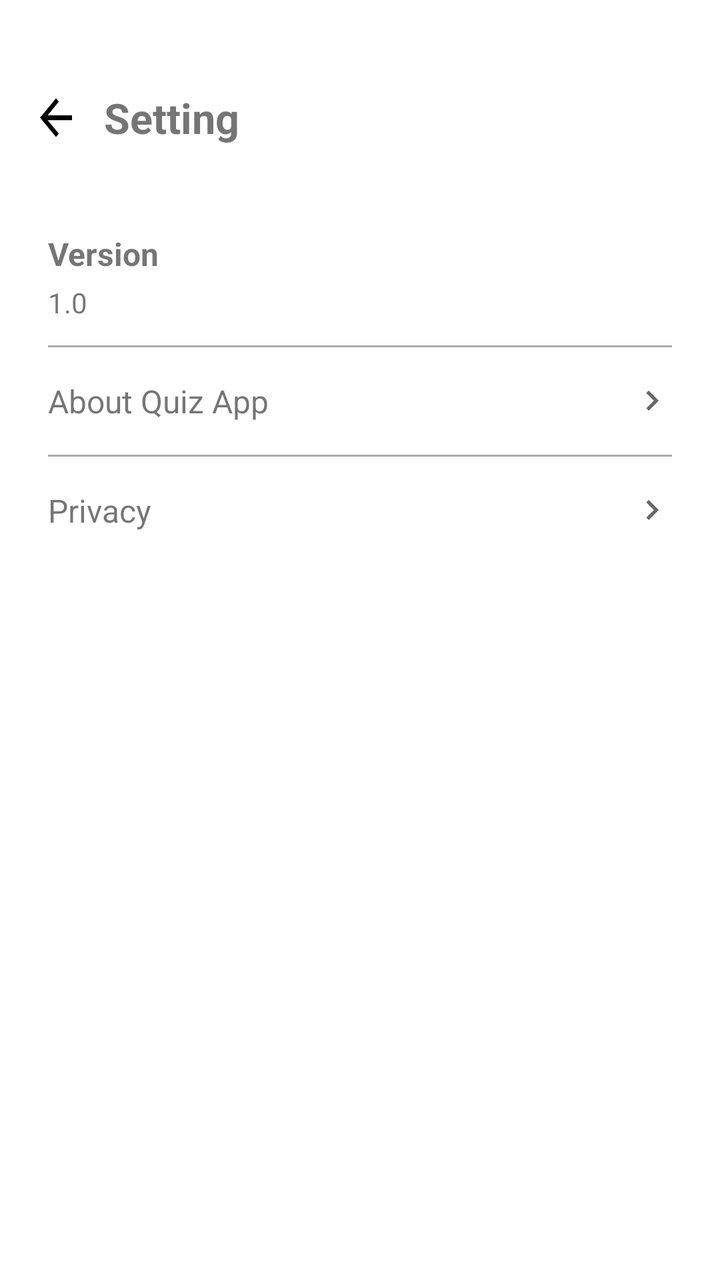
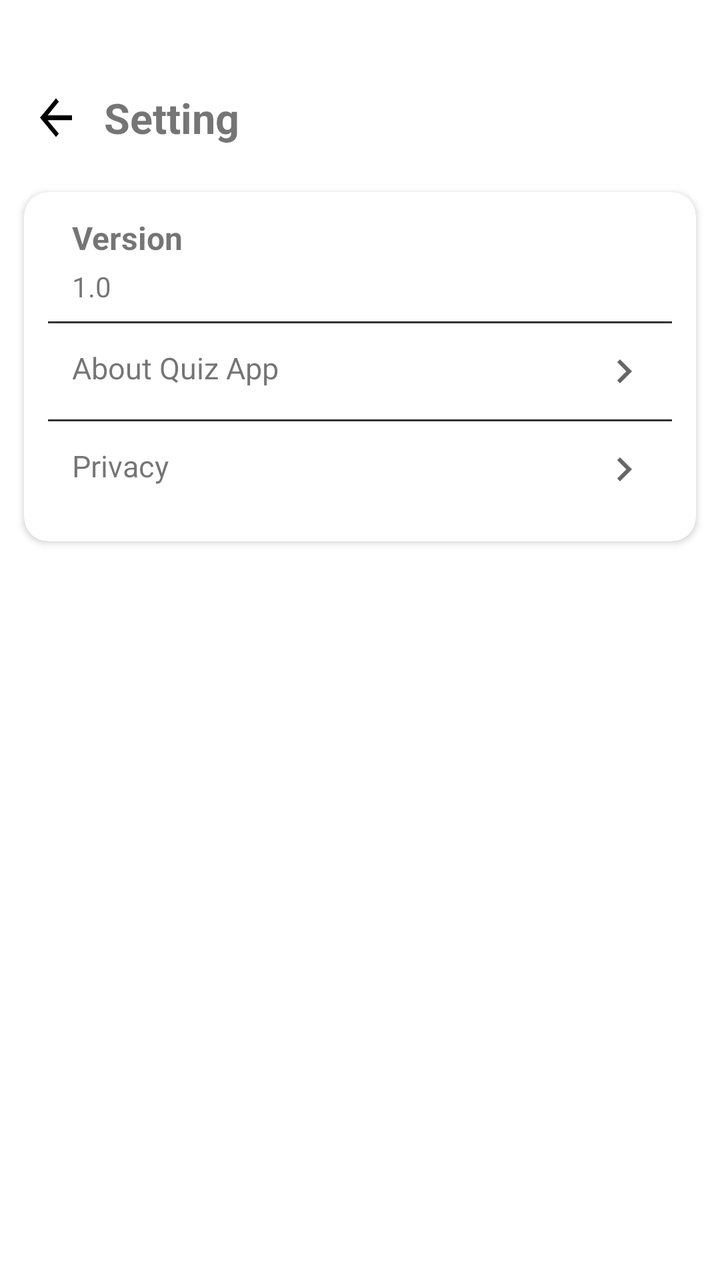

Two renders of the same Android screen: before a commit and after it. Below are the layout's source before the change and the commit's diff.
<!-- AndroidManifest.xml: application theme Theme.QuizApp -->
<!-- res/layout/activity_setting.xml -->
<?xml version="1.0" encoding="utf-8"?>
<LinearLayout xmlns:android="http://schemas.android.com/apk/res/android"
    xmlns:app="http://schemas.android.com/apk/res-auto"
    android:layout_width="match_parent"
    android:layout_height="match_parent"
    xmlns:tools="http://schemas.android.com/tools"
    android:orientation="vertical"
    tools:ignore="ExtraText">

    
    <androidx.appcompat.widget.Toolbar
        android:id="@+id/cToolbar"
        android:layout_width="match_parent"
        android:layout_height="80dp"
        android:paddingTop="38dp"
        app:titleTextAppearance="@style/ToolbarTitleBold">

        <TextView
            android:id="@+id/backSetting"
            android:layout_width="wrap_content"
            android:layout_height="wrap_content"
            android:padding="5sp"
            android:background="@drawable/back"/>

        <TextView
            android:layout_width="match_parent"
            android:layout_height="wrap_content"
            android:text="Setting"
            android:textStyle="bold"
            android:textSize="21dp"
            android:paddingStart="12sp" />
    </androidx.appcompat.widget.Toolbar>


    <LinearLayout
        android:layout_width="match_parent"
        android:layout_height="wrap_content"
        android:background="@drawable/bg_settings_card"
        android:backgroundTint="@color/settings_bg"
        android:orientation="vertical"
        android:padding="12dp"
        android:layout_margin="12dp"
        android:layout_marginTop="32dp"
        app:layout_constraintTop_toBottomOf="@+id/historyTitle"
        tools:layout_editor_absoluteX="16dp">

        
        <LinearLayout
            android:layout_width="match_parent"
            android:layout_height="wrap_content"
            android:orientation="vertical"
            android:paddingVertical="12dp">

            <TextView
                android:layout_width="wrap_content"
                android:layout_height="wrap_content"
                android:text="Version"
                android:textSize="16sp"
                android:textStyle="bold" />

            <TextView
                android:id="@+id/tvVersion"
                android:layout_width="wrap_content"
                android:layout_height="wrap_content"
                android:layout_marginTop="4dp"
                android:text="1.0"
                android:textSize="14sp" />
        </LinearLayout>

        <View
            android:layout_width="match_parent"
            android:layout_height="1dp"
            android:background="@android:color/darker_gray"/>

        
        <LinearLayout
            android:id="@+id/aboutQuiz"
            android:layout_width="match_parent"
            android:layout_height="wrap_content"
            android:gravity="center_vertical"
            android:orientation="horizontal"
            android:paddingVertical="16dp">

            <TextView
                android:layout_width="0dp"
                android:layout_height="wrap_content"
                android:layout_weight="1"
                android:text="About Quiz App"
                android:textSize="16sp" />

            <ImageView
                android:layout_width="20dp"
                android:layout_height="20dp"
                android:src="@drawable/ic_arrow_right" />
        </LinearLayout>

        <View
            android:layout_width="match_parent"
            android:layout_height="1dp"
            android:background="@android:color/darker_gray" />

        
        <LinearLayout
            android:id="@+id/privacySettings"
            android:layout_width="match_parent"
            android:layout_height="wrap_content"
            android:gravity="center_vertical"
            android:orientation="horizontal"
            android:paddingVertical="16dp">

            <TextView
                android:layout_width="0dp"
                android:layout_height="wrap_content"
                android:layout_weight="1"
                android:text="Privacy"
                android:textSize="16sp" />

            <ImageView
                android:layout_width="20dp"
                android:layout_height="20dp"
                android:src="@drawable/ic_arrow_right" />
        </LinearLayout>

    </LinearLayout>

</LinearLayout>
<!-- resources referenced by this layout -->
<resources>
  <color name="settings_bg">#FFFFFF</color>
  <!-- drawable back (drawable) -->
  <vector xmlns:android="http://schemas.android.com/apk/res/android"
      android:autoMirrored="true"
      android:height="24dp"
      android:width="24dp"
      android:viewportHeight="24"
      android:viewportWidth="24"
      android:tint="?attr/colorOnBackground">
  
      <path
          android:fillColor="@android:color/white"
          android:pathData="M20,11H7.83l5.59,-5.59L12,4l-8,8 8,8 1.41,-1.41L7.83,13H20v-2z"/>
  </vector>
  <!-- drawable bg_settings_card (drawable) -->
  <shape xmlns:android="http://schemas.android.com/apk/res/android"
      android:shape="rectangle">
      <corners android:radius="12dp" />
  
  </shape>
  <!-- drawable ic_arrow_right (drawable) -->
  <vector xmlns:android="http://schemas.android.com/apk/res/android"
      android:width="24dp"
      android:height="24dp"
      android:viewportWidth="24"
      android:viewportHeight="24"
      android:tint="?attr/colorControlNormal">
  
      <path
          android:fillColor="@android:color/white"
          android:pathData="M8.59,16.59L13.17,12 8.59,7.41 10,6l6,6 -6,6z"/>
  </vector>
  <style name="ToolbarTitleBold" parent="TextAppearance.Widget.AppCompat.Toolbar.Title">
          <item name="android:textStyle">bold</item>
      </style>
  <style name="Theme.QuizApp" parent="Theme.MaterialComponents.DayNight.NoActionBar">
          
          <item name="android:statusBarColor">@color/white</item>
          
          <item name="android:windowLightStatusBar">true</item>
      </style>
  <color name="white">#FFFFFFFF</color>
</resources>

<!-- the commit's change to res/layout/activity_setting.xml (unified diff, before → after) -->
@@ -3,9 +3,7 @@
     xmlns:app="http://schemas.android.com/apk/res-auto"
     android:layout_width="match_parent"
     android:layout_height="match_parent"
-    xmlns:tools="http://schemas.android.com/tools"
-    android:orientation="vertical"
-    tools:ignore="ExtraText">
+    android:orientation="vertical">
 
     
     <androidx.appcompat.widget.Toolbar
@@ -31,96 +29,74 @@
             android:paddingStart="12sp" />
     </androidx.appcompat.widget.Toolbar>
 
-
-    <LinearLayout
+    
+    <androidx.cardview.widget.CardView
         android:layout_width="match_parent"
         android:layout_height="wrap_content"
-        android:background="@drawable/bg_settings_card"
-        android:backgroundTint="@color/settings_bg"
-        android:orientation="vertical"
-        android:padding="12dp"
-        android:layout_margin="12dp"
-        android:layout_marginTop="32dp"
-        app:layout_constraintTop_toBottomOf="@+id/historyTitle"
-        tools:layout_editor_absoluteX="16dp">
+        android:layout_marginTop="16dp"
+        app:cardCornerRadius="12dp"
+        android:layout_marginHorizontal="12dp"
+        android:elevation="4dp">
 
-        
         <LinearLayout
             android:layout_width="match_parent"
             android:layout_height="wrap_content"
             android:orientation="vertical"
-            android:paddingVertical="12dp">
+            android:padding="12dp">
+
+            
+            <TextView
+                android:layout_width="match_parent"
+                android:layout_height="wrap_content"
+                android:text="Version"
+                android:paddingStart="12dp"
+                android:textStyle="bold"
+                android:textSize="16sp" />
 
             <TextView
-                android:layout_width="wrap_content"
+                android:layout_width="match_parent"
                 android:layout_height="wrap_content"
-                android:text="Version"
-                android:textSize="16sp"
-                android:textStyle="bold" />
+                android:text="1.0"
+                android:paddingStart="12dp"
+                android:layout_marginTop="4dp"
+                android:layout_marginBottom="8dp"
+                android:textSize="14sp" />
 
+            <View
+                android:layout_width="match_parent"
+                android:layout_height="1dp"
+                android:background="#333333" />
+
+            
             <TextView
-                android:id="@+id/tvVersion"
-                android:layout_width="wrap_content"
+                android:id="@+id/aboutApp"
+                android:layout_width="match_parent"
                 android:layout_height="wrap_content"
-                android:layout_marginTop="4dp"
-                android:text="1.0"
-                android:textSize="14sp" />
+                android:padding="12dp"
+                android:drawableEnd="@drawable/ic_arrow_right"
+                android:drawablePadding="8dp"
+                android:text="About Quiz App"
+                android:textSize="15sp" />
+
+            <View
+                android:layout_width="match_parent"
+                android:layout_height="1dp"
+                android:background="#333333" />
+
+            
+            <TextView
+                android:id="@+id/privacySetting"
+                android:layout_width="match_parent"
+                android:layout_height="wrap_content"
+                android:padding="12dp"
+                android:drawableEnd="@drawable/ic_arrow_right"
+                android:drawablePadding="8dp"
+                android:text="Privacy"
+                android:textSize="15sp" />
+
         </LinearLayout>
+    </androidx.cardview.widget.CardView>
 
-        <View
-            android:layout_width="match_parent"
-            android:layout_height="1dp"
-            android:background="@android:color/darker_gray"/>
 
-        
-        <LinearLayout
-            android:id="@+id/aboutQuiz"
-            android:layout_width="match_parent"
-            android:layout_height="wrap_content"
-            android:gravity="center_vertical"
-            android:orientation="horizontal"
-            android:paddingVertical="16dp">
-
-            <TextView
-                android:layout_width="0dp"
-                android:layout_height="wrap_content"
-                android:layout_weight="1"
-                android:text="About Quiz App"
-                android:textSize="16sp" />
-
-            <ImageView
-                android:layout_width="20dp"
-                android:layout_height="20dp"
-                android:src="@drawable/ic_arrow_right" />
-        </LinearLayout>
-
-        <View
-            android:layout_width="match_parent"
-            android:layout_height="1dp"
-            android:background="@android:color/darker_gray" />
-
-        
-        <LinearLayout
-            android:id="@+id/privacySettings"
-            android:layout_width="match_parent"
-            android:layout_height="wrap_content"
-            android:gravity="center_vertical"
-            android:orientation="horizontal"
-            android:paddingVertical="16dp">
-
-            <TextView
-                android:layout_width="0dp"
-                android:layout_height="wrap_content"
-                android:layout_weight="1"
-                android:text="Privacy"
-                android:textSize="16sp" />
-
-            <ImageView
-                android:layout_width="20dp"
-                android:layout_height="20dp"
-                android:src="@drawable/ic_arrow_right" />
-        </LinearLayout>
-
-    </LinearLayout>
 
 </LinearLayout>
<!-- resource entries referenced after the edit -->
@@ -1,6 +1,5 @@
 <!-- resources referenced by this layout -->
 <resources>
-  <color name="settings_bg">#FFFFFF</color>
   <!-- drawable back (drawable) -->
   <vector xmlns:android="http://schemas.android.com/apk/res/android"
       android:autoMirrored="true"
@@ -14,12 +13,6 @@
           android:fillColor="@android:color/white"
           android:pathData="M20,11H7.83l5.59,-5.59L12,4l-8,8 8,8 1.41,-1.41L7.83,13H20v-2z"/>
   </vector>
-  <!-- drawable bg_settings_card (drawable) -->
-  <shape xmlns:android="http://schemas.android.com/apk/res/android"
-      android:shape="rectangle">
-      <corners android:radius="12dp" />
-  
-  </shape>
   <!-- drawable ic_arrow_right (drawable) -->
   <vector xmlns:android="http://schemas.android.com/apk/res/android"
       android:width="24dp"
